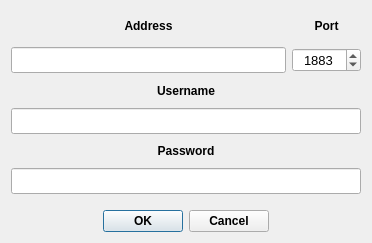
This is ArduinoGatekeeperAdmin/Forms/Connection.ui in AdrianoGoede/ArduinoGatekeeper as Qt 5 draws it before an edit. The edited form follows.
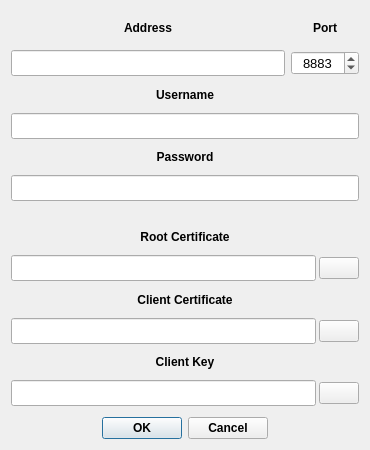
This is the edited form. Icons and pictures are not drawn.

Commit message:
TLS connection to broker implemented
Implemented TLS encryption to broker with mutual authentication and certification chain validation;
Added field on login form to inform the CA and client certs and the client key files;

What changed in the file:
```diff
--- a/ArduinoGatekeeperAdmin/Forms/Connection.ui
+++ b/ArduinoGatekeeperAdmin/Forms/Connection.ui
@@ -6,14 +6,26 @@
    <rect>
     <x>0</x>
     <y>0</y>
-    <width>372</width>
-    <height>243</height>
+    <width>370</width>
+    <height>450</height>
    </rect>
   </property>
+  <property name="minimumSize">
+   <size>
+    <width>370</width>
+    <height>450</height>
+   </size>
+  </property>
+  <property name="maximumSize">
+   <size>
+    <width>370</width>
+    <height>450</height>
+   </size>
+  </property>
   <property name="windowTitle">
    <string>Dialog</string>
   </property>
-  <layout class="QGridLayout" name="gridLayout_3" rowstretch="1,2,1">
+  <layout class="QGridLayout" name="gridLayout" rowstretch="1,2,3,1">
    <item row="0" column="0">
     <layout class="QGridLayout" name="AddressLayout" columnstretch="8,2">
      <item row="0" column="0">
@@ -73,7 +85,7 @@
         <number>65535</number>
        </property>
        <property name="value">
-        <number>1883</number>
+        <number>8883</number>
        </property>
       </widget>
      </item>
@@ -146,6 +158,154 @@
     </layout>
    </item>
    <item row="2" column="0">
+    <layout class="QVBoxLayout" name="CertificatesLayout" stretch="1,2,1,2,1,2">
+     <property name="spacing">
+      <number>3</number>
+     </property>
+     <property name="topMargin">
+      <number>5</number>
+     </property>
+     <property name="bottomMargin">
+      <number>5</number>
+     </property>
+     <item>
+      <widget class="QLabel" name="lbCaCertPath">
+       <property name="font">
+        <font>
+         <bold>true</bold>
+        </font>
+       </property>
+       <property name="text">
+        <string>Root Certificate</string>
+       </property>
+       <property name="alignment">
+        <set>Qt::AlignmentFlag::AlignCenter</set>
+       </property>
+      </widget>
+     </item>
+     <item>
+      <layout class="QHBoxLayout" name="clientCertPathLayout">
+       <item>
+        <widget class="QLineEdit" name="leCaCertPath">
+         <property name="font">
+          <font>
+           <pointsize>11</pointsize>
+           <bold>false</bold>
+          </font>
+         </property>
+         <property name="alignment">
+          <set>Qt::AlignmentFlag::AlignCenter</set>
+         </property>
+         <property name="readOnly">
+          <bool>true</bool>
+         </property>
+        </widget>
+       </item>
+       <item>
+        <widget class="QPushButton" name="pbCaCertPath">
+         <property name="text">
+          <string/>
+         </property>
+         <property name="icon">
+          <iconset theme="QIcon::ThemeIcon::FolderOpen"/>
+         </property>
+        </widget>
+       </item>
+      </layout>
+     </item>
+     <item>
+      <widget class="QLabel" name="lbClientCertPath">
+       <property name="font">
+        <font>
+         <bold>true</bold>
+        </font>
+       </property>
+       <property name="text">
+        <string>Client Certificate</string>
+       </property>
+       <property name="alignment">
+        <set>Qt::AlignmentFlag::AlignCenter</set>
+       </property>
+      </widget>
+     </item>
+     <item>
+      <layout class="QHBoxLayout" name="caCertPathLayout">
+       <item>
+        <widget class="QLineEdit" name="leClientCertPath">
+         <property name="font">
+          <font>
+           <pointsize>11</pointsize>
+           <bold>false</bold>
+          </font>
+         </property>
+         <property name="alignment">
+          <set>Qt::AlignmentFlag::AlignCenter</set>
+         </property>
+         <property name="readOnly">
+          <bool>true</bool>
+         </property>
+        </widget>
+       </item>
+       <item>
+        <widget class="QPushButton" name="pbClientCertPath">
+         <property name="text">
+          <string/>
+         </property>
+         <property name="icon">
+          <iconset theme="QIcon::ThemeIcon::FolderOpen"/>
+         </property>
+        </widget>
+       </item>
+      </layout>
+     </item>
+     <item>
+      <widget class="QLabel" name="lbClientKeyPath">
+       <property name="font">
+        <font>
+         <bold>true</bold>
+        </font>
+       </property>
+       <property name="text">
+        <string>Client Key</string>
+       </property>
+       <property name="alignment">
+        <set>Qt::AlignmentFlag::AlignCenter</set>
+       </property>
+      </widget>
+     </item>
+     <item>
+      <layout class="QHBoxLayout" name="clientKeyPathLayout">
+       <item>
+        <widget class="QLineEdit" name="leClientKeyPath">
+         <property name="font">
+          <font>
+           <pointsize>11</pointsize>
+           <bold>false</bold>
+          </font>
+         </property>
+         <property name="alignment">
+          <set>Qt::AlignmentFlag::AlignCenter</set>
+         </property>
+         <property name="readOnly">
+          <bool>true</bool>
+         </property>
+        </widget>
+       </item>
+       <item>
+        <widget class="QPushButton" name="pbClientKeyPath">
+         <property name="text">
+          <string/>
+         </property>
+         <property name="icon">
+          <iconset theme="QIcon::ThemeIcon::FolderOpen"/>
+         </property>
+        </widget>
+       </item>
+      </layout>
+     </item>
+    </layout>
+   </item>
+   <item row="3" column="0">
     <widget class="QDialogButtonBox" name="connectionFormButtonBox">
      <property name="font">
       <font>
```
The commit also changes 7 other files.
